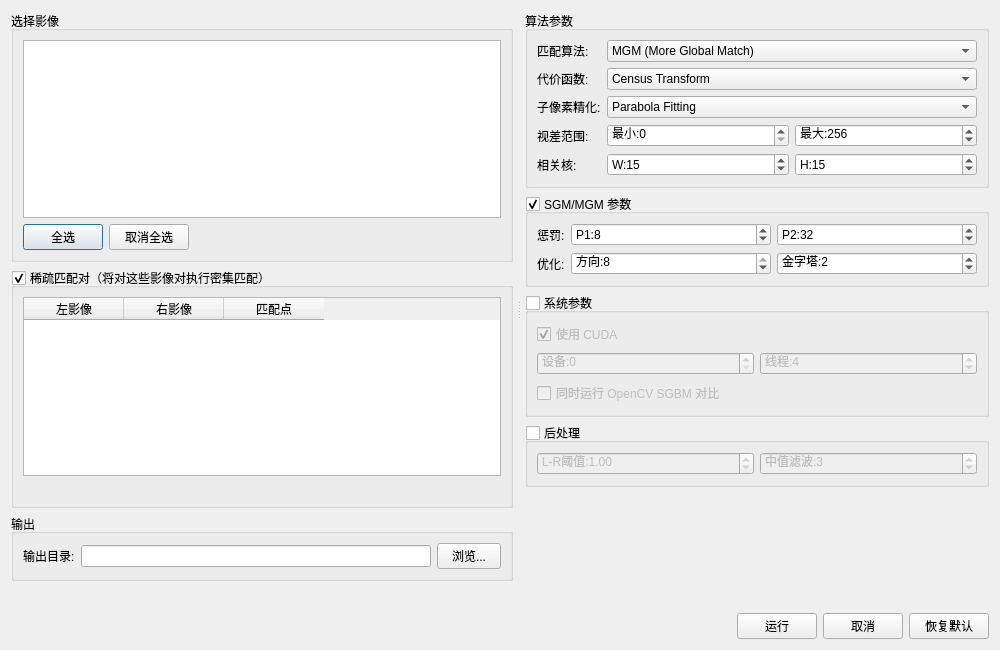
Before: the Qt Designer form src/gui/dialogs/DenseMatchDialog.ui in guderianXu/plascan, drawn with Qt 5.
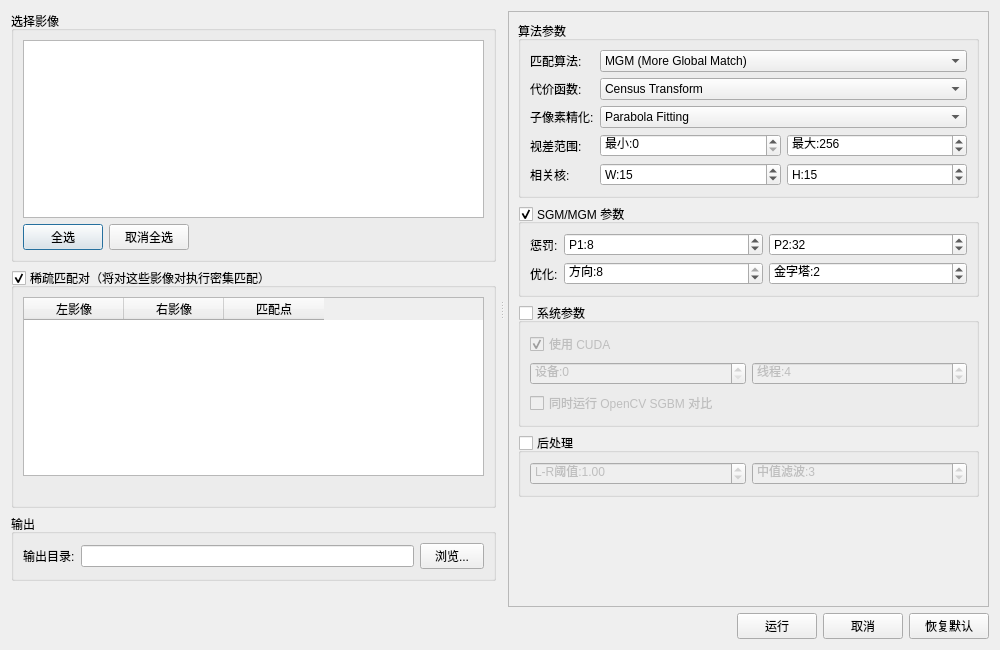
After: the same form once the commit is applied.

```diff
--- a/src/gui/dialogs/DenseMatchDialog.ui
+++ b/src/gui/dialogs/DenseMatchDialog.ui
@@ -204,6 +204,13 @@
         <number>0</number>
        </property>
        <item>
+        <widget class="QScrollArea" name="rightParameterScrollArea">
+         <property name="widgetResizable">
+          <bool>true</bool>
+         </property>
+         <widget class="QWidget" name="rightParameterScrollWidget">
+          <layout class="QVBoxLayout" name="rightParameterLayout">
+       <item>
         <widget class="QGroupBox" name="algoGroup">
          <property name="title">
           <string>算法参数</string>
@@ -639,6 +646,10 @@
           </size>
          </property>
         </spacer>
+       </item>
+          </layout>
+         </widget>
+        </widget>
        </item>
       </layout>
      </widget>
```
